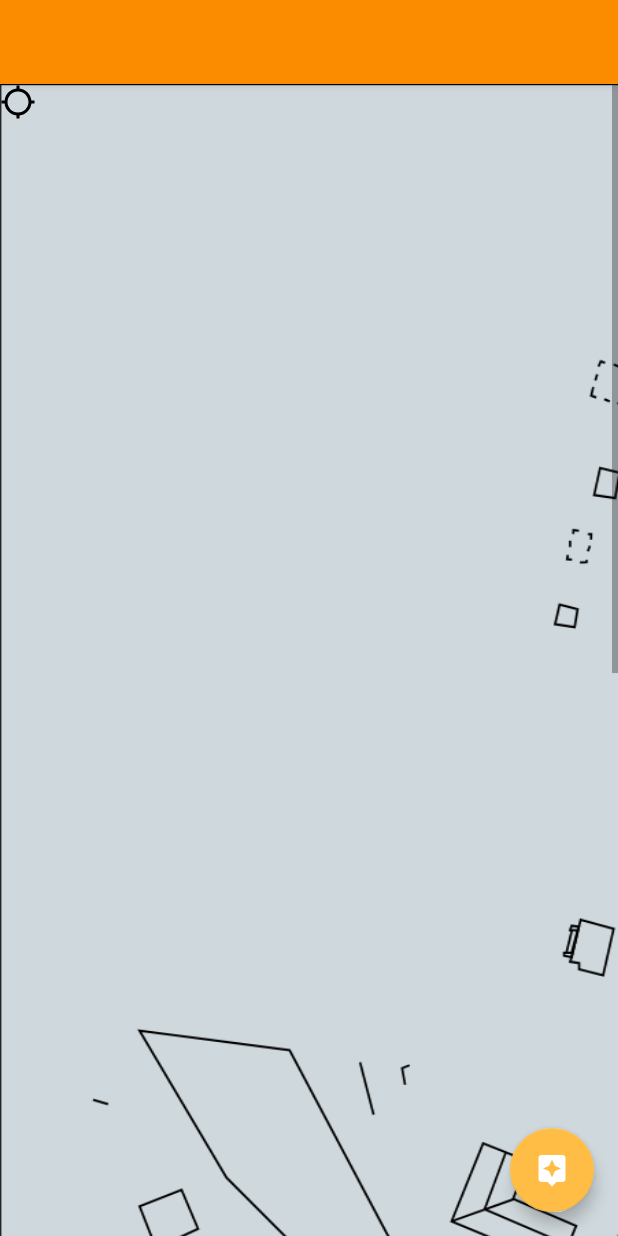
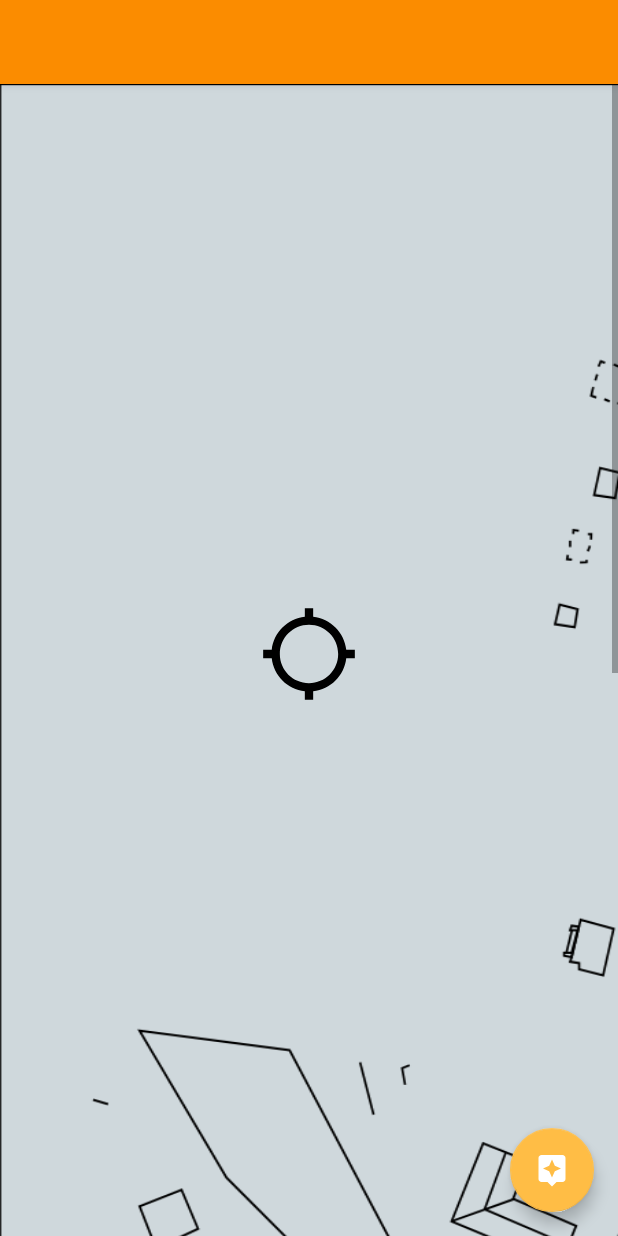
Before and after one commit to TheAlexBig/Cihua, an Android app: the layout activity_main.xml on its own in the app's theme, with its tools: preview values and no code run, on a phone screen of 412 x 824 dp. Run offline under Robolectric (Android 15) with nearby library versions, the phone set to English and light mode, and no system bars.

Commit message:
now teleporting

```diff
--- a/app/src/main/res/layout/activity_main.xml
+++ b/app/src/main/res/layout/activity_main.xml
@@ -1,5 +1,6 @@
 <?xml version="1.0" encoding="utf-8"?>
 <android.support.constraint.ConstraintLayout
+        android:id="@+id/contentmain"
         xmlns:android="http://schemas.android.com/apk/res/android"
         xmlns:app="http://schemas.android.com/apk/res-auto"
         xmlns:tools="http://schemas.android.com/tools"
@@ -45,14 +46,7 @@
                 android:layout_width="match_parent"
                 android:layout_height="wrap_content">
             <android.support.constraint.ConstraintLayout android:layout_width="wrap_content"
-                                                         android:layout_height="match_parent">
-                <ImageView
-                        android:id="@+id/gps"
-                        android:layout_width="24dp"
-                        android:layout_height="24dp"
-                        android:src="@drawable/ic_gps_not_fixed_black_24dp"
-                        android:contentDescription="@string/gps"
-                        android:elevation="20dp"/>
+                                                         android:layout_height="wrap_content">
                 <ImageView
                         android:layout_width="wrap_content"
                         android:layout_height="match_parent"
@@ -64,5 +58,16 @@
             </android.support.constraint.ConstraintLayout>
         </HorizontalScrollView>
     </ScrollView>
+    <ImageView
+            android:id="@+id/gps"
+            android:layout_width="100px"
+            android:layout_height="100px"
+            android:src="@drawable/ic_gps_not_fixed_black_24dp"
+            android:contentDescription="@string/gps"
+            android:elevation="20dp"
+            app:layout_constraintTop_toTopOf="@+id/scrollView" android:layout_marginStart="8dp"
+            app:layout_constraintStart_toStartOf="parent" android:layout_marginEnd="8dp"
+            app:layout_constraintEnd_toEndOf="parent" android:layout_marginBottom="8dp"
+            app:layout_constraintBottom_toBottomOf="@+id/scrollView"/>
 
 </android.support.constraint.ConstraintLayout>
```
Also changed, not shown: app/src/main/java/com/bigdreamscoders/cihua/AnimationActivity.kt (+12 -17 lines), app/src/main/java/com/bigdreamscoders/cihua/MainActivity.kt (+31 -12 lines), 4 other files.
